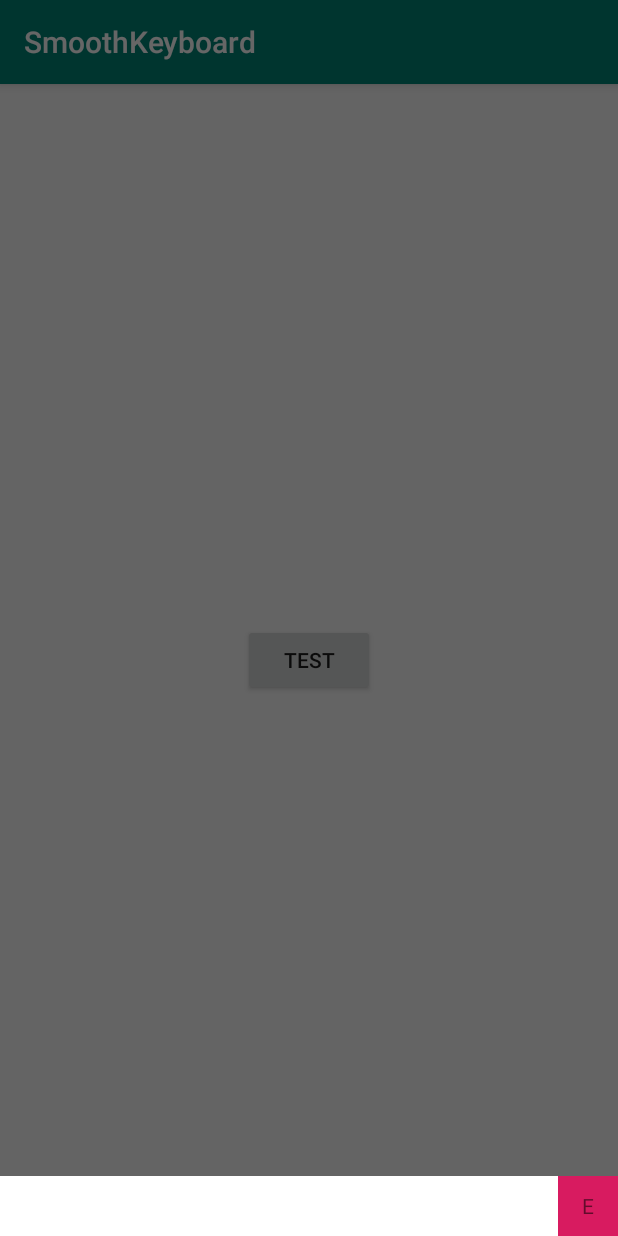
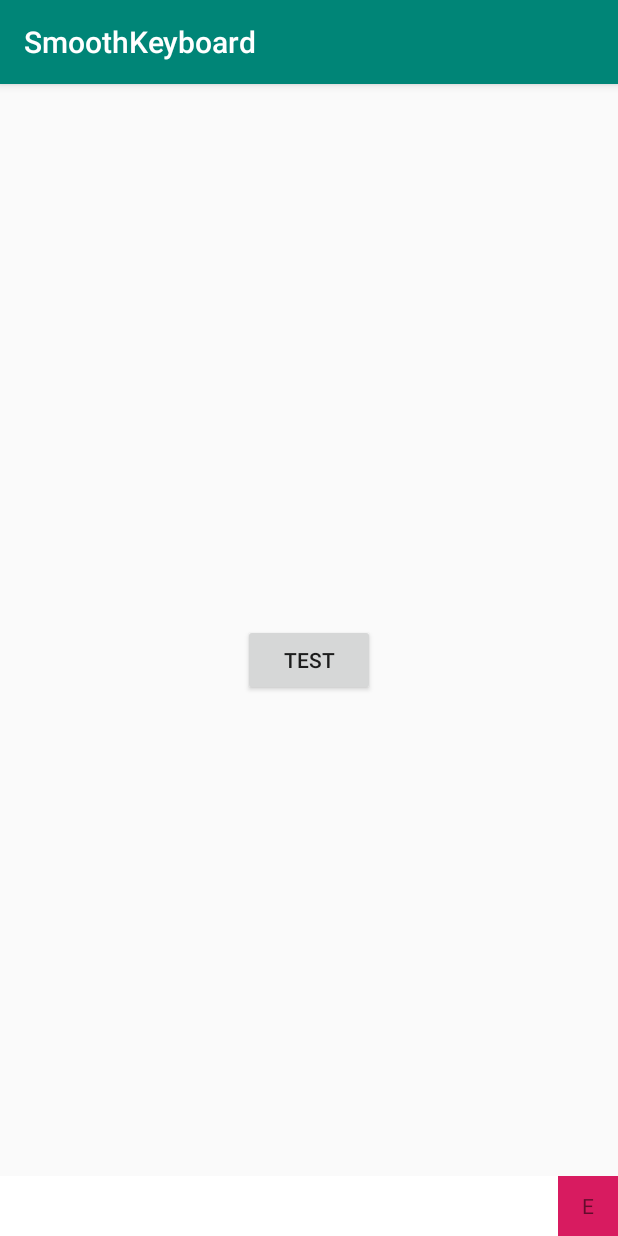
Before and after one commit to Hackforid/SmoothKeyboard, an Android app: the screen it shows after launch (MainActivity), after a tap on "TEST", on a phone screen of 412 x 824 dp. Run offline under Robolectric (Android 15) with nearby library versions, the phone set to English and light mode, and no system bars.

Commit message:
添加关闭动画和逻辑

```diff
--- a/app/src/main/java/com/smilehacker/smoothkeyboard/InputerFragment.kt
+++ b/app/src/main/java/com/smilehacker/smoothkeyboard/InputerFragment.kt
@@ -5,6 +5,7 @@ import android.animation.ObjectAnimator
 import android.animation.ValueAnimator
 import android.app.Dialog
 import android.content.Context
+import android.content.DialogInterface
 import android.graphics.Rect
 import android.os.Bundle
 import android.support.v4.app.DialogFragment
@@ -22,10 +23,12 @@ import android.widget.FrameLayout
 class InputerFragment: DialogFragment() {
 
 
-    private val mBottomContent by lazy { getViews()?.findViewById<FrameLayout>(R.id.bottom_content) }
-    private val mEtInput by lazy { getViews()?.findViewById<EditText>(R.id.et_input) }
+    private val mBottomContent by lazy { getViews().findViewById<FrameLayout>(R.id.bottom_content) }
+    private val mEtInput by lazy { getViews().findViewById<EditText>(R.id.et_input) }
     private val mDecorView by lazy { dialog.window.decorView as ViewGroup }
-    private val mContainer by lazy { getViews()?.findViewById<ViewGroup>(R.id.container) }
+    private val mContainer by lazy { getViews().findViewById<ViewGroup>(R.id.container) }
+    private val mEmpytView by lazy { getViews().findViewById<View>(R.id.v_empty) }
+
     private val mResizableContentView by lazy { mDecorView.findViewById<ViewGroup>(Window.ID_ANDROID_CONTENT) }
     private val mUnResizableContentView by lazy { mResizableContentView.parent as ViewGroup }
     private lateinit var mKeyboardContainer: FrameLayout
@@ -38,6 +41,9 @@ class InputerFragment: DialogFragment() {
 
 
     private var mHeightAnimator: ValueAnimator = ObjectAnimator()
+
+    // 正在执行finish动画
+    private var mIsFinishing = false
 
 
     override fun onCreate(savedInstanceState: Bundle?) {
@@ -57,21 +63,56 @@ class InputerFragment: DialogFragment() {
 
     override fun onStart() {
         super.onStart()
-        dialog?.window?.setLayout(WindowManager.LayoutParams.MATCH_PARENT, WindowManager.LayoutParams.MATCH_PARENT)
+
+        // dialog全屏透明
+        dialog?.window?.let {
+            it.setLayout(WindowManager.LayoutParams.MATCH_PARENT, WindowManager.LayoutParams.MATCH_PARENT)
+            val windowParams = it.attributes
+            windowParams.dimAmount = 0.0f
+            it .attributes = windowParams
+        }
     }
 
 
     override fun onCreateDialog(savedInstanceState: Bundle?): Dialog {
         val dialog = super.onCreateDialog(savedInstanceState)
         dialog.window?.requestFeature(Window.FEATURE_NO_TITLE)
+//        dialog.window?.setBackgroundDrawable(ColorDrawable(Color.TRANSPARENT));
         dialog.window?.setSoftInputMode(WindowManager.LayoutParams.SOFT_INPUT_ADJUST_RESIZE)
         dialog.window?.setLayout(WindowManager.LayoutParams.MATCH_PARENT, WindowManager.LayoutParams.MATCH_PARENT)
+
+        dialog.setOnKeyListener(object : DialogInterface.OnKeyListener {
+            override fun onKey(dialog: DialogInterface?, keyCode: Int, event: KeyEvent?): Boolean {
+                if (keyCode == KeyEvent.KEYCODE_BACK) {
+                    if (!isKeyboardShown() && isBottomShown()) {
+                        close()
+                        return true
+                    }
+                }
+
+                return false
+            }
+        })
         return dialog
     }
 
+    private fun close() {
+        if (!mIsFinishing) {
+            if (isKeyboardShown()) {
+                hideKeyBoard()
+            } else if (isBottomShown()) {
+                animateBottomContent(false)
+            } else {
+                dismissAllowingStateLoss()
+            }
+        }
+        mIsFinishing = true
+    }
+
+
     private fun initUI() {
 
-        LayoutInflater.from(context).inflate(R.layout.dialog_inputer, mDecorView, true)
+        val view = LayoutInflater.from(context).inflate(R.layout.dialog_inputer, mDecorView, true)
         mContainer.post {
             mOriginContainerHeight = mContainer.height - (mDecorView.bottom - mUnResizableContentView.bottom)
             mContainer.setHeight(mOriginContainerHeight)
@@ -79,29 +120,19 @@ class InputerFragment: DialogFragment() {
 
         val detector = KeyBoardDetector()
         mDecorView.addAutoRemovableOnPreDrawListener(detector)
-//        mDecorView.addAutoRemovableOnGlobalLayoutListener(object : ViewTreeObserver.OnGlobalLayoutListener {
-//            private var mPreContentHeight = -1
-//            override fun onGlobalLayout() {
-//                Log.i("xx", "onGlobalLayout keyboardHeight = ${getKeyboardHeight()} contentHeight = ${mResizableContentView.height} preContentHeight = ${mPreContentHeight}")
-//                val contentHeight = mResizableContentView.height
-//                val keyboardHeight = getKeyboardHeight()
-//                if (contentHeight == mPreContentHeight) {
-//                    return
-//                }
-//
-//                if (mPreContentHeight != -1) {
-//                    val isKeyShow = getKeyboardHeight() > 0
-//                    Log.i("xx", "$isKeyShow ${mDecorView.height} $contentHeight $mPreContentHeight")
-//                    animateBottomContent(isKeyShow, contentHeight, mPreContentHeight)
-//
-//                }
-//
-//                mPreContentHeight = contentHeight
-//            }
-//        })
 
-        mDecorView.findViewById<View>(R.id.btn_emoji).setOnClickListener {
+        view.findViewById<View>(R.id.btn_emoji).setOnClickListener {
             showBottomView(!mShouldShowBottom)
+        }
+
+        view.bringToFront()
+
+        mEtInput.post {
+            mEtInput.requestFocus()
+            showKeyBoard()
+        }
+        mEmpytView.setOnClickListener {
+            close()
         }
     }
 
@@ -165,13 +196,6 @@ class InputerFragment: DialogFragment() {
     }
 
     private fun animateBottomContent(show: Boolean) {
-//        if (show && isBottomShown()) {
-//            return
-//        }
-//
-//        if (!show && !isBottomShown()) {
-//            return
-//        }
 
         mHeightAnimator.cancel()
 
@@ -193,6 +217,11 @@ class InputerFragment: DialogFragment() {
             }
 
             override fun onAnimationEnd(animation: Animator?) {
+                if (!show) {
+                    mEtInput.post {
+                        this@InputerFragment.dismissAllowingStateLoss()
+                    }
+                }
             }
 
             override fun onAnimationCancel(animation: Animator?) {
--- a/app/src/main/res/layout/dialog_inputer.xml
+++ b/app/src/main/res/layout/dialog_inputer.xml
@@ -39,5 +39,13 @@
         android:layout_above="@id/bottom_content"
         android:layout_toLeftOf="@id/btn_emoji"
         />
+    <View
+        android:id="@+id/v_empty"
+        android:layout_width="match_parent"
+        android:layout_height="match_parent"
+        android:layout_above="@id/et_input"
+        android:layout_alignParentTop="true"
+        android:clickable="true"
+        />
 
 </RelativeLayout>
```
